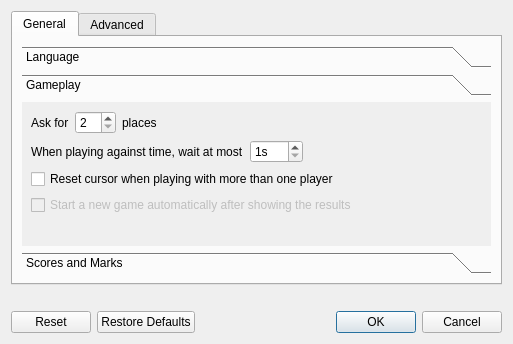
This is ui/preferences.ui in gulp21/QeoDart as Qt 5 draws it before an edit. The edited form follows.
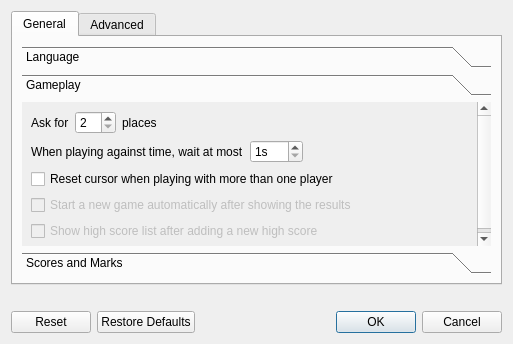
This is the edited form. The open tabs and pages were chosen to show the change. Icons and pictures are not drawn.

Commit message: added Latin to lang setting

Patch:
```diff
--- a/ui/preferences.ui
+++ b/ui/preferences.ui
@@ -261,6 +261,16 @@
              </property>
             </widget>
            </item>
+           <item>
+            <widget class="QCheckBox" name="cbAutoNewGame_2">
+             <property name="enabled">
+              <bool>false</bool>
+             </property>
+             <property name="text">
+              <string>Show high score list after adding a new high score</string>
+             </property>
+            </widget>
+           </item>
            <item>
             <spacer name="verticalSpacer_4">
              <property name="orientation">
```
Left out of the diff: 5 changed lines with no effect on the pictures. The commit also changes 1 other file.
